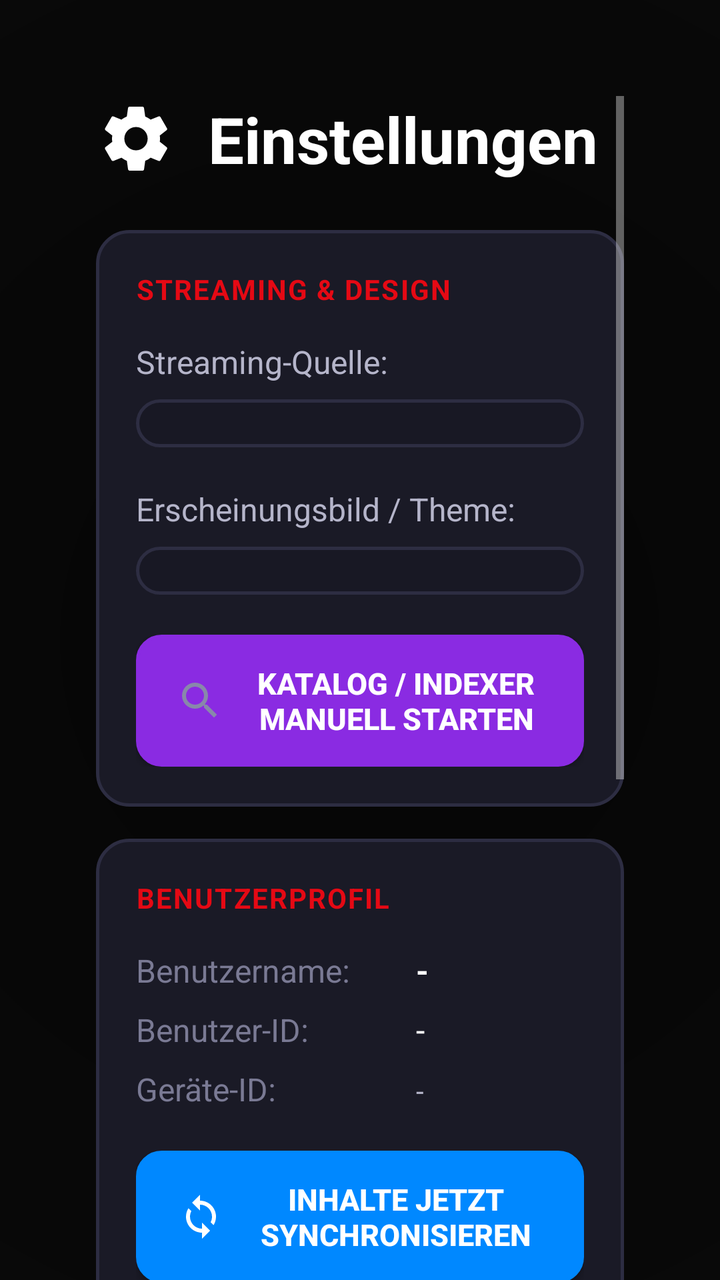
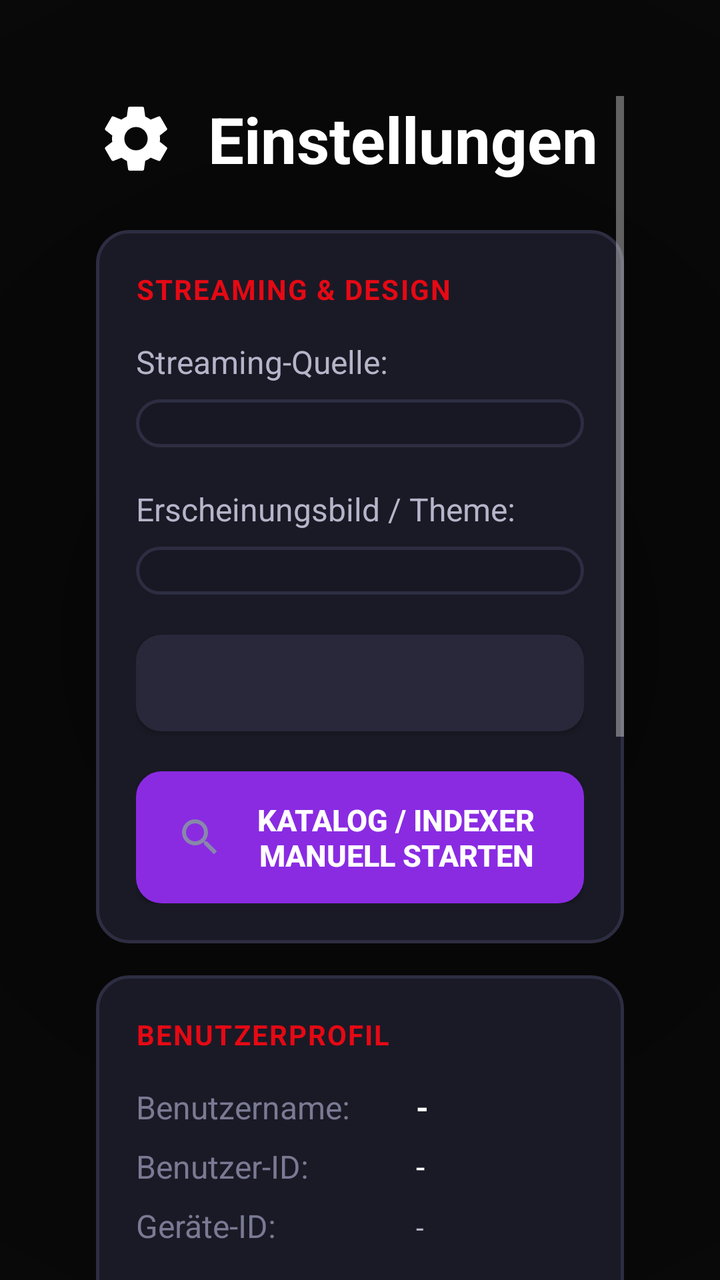

Before-and-after screenshots of an Android layout around one commit, followed by the original layout XML and the change that was made.
<!-- AndroidManifest.xml: application theme AppTheme -->
<!-- res/layout/activity_settings.xml -->
<?xml version="1.0" encoding="utf-8"?>
<ScrollView xmlns:android="http://schemas.android.com/apk/res/android"
    xmlns:app="http://schemas.android.com/apk/res-auto"
    android:layout_width="match_parent"
    android:layout_height="match_parent"
    android:fillViewport="true"
    android:clipToPadding="false"
    android:padding="@dimen/tv_margin_horizontal">

    <LinearLayout
        android:layout_width="match_parent"
        android:layout_height="wrap_content"
        android:orientation="vertical"
        android:maxWidth="800dp"
        android:layout_gravity="center_horizontal">

        <LinearLayout
            android:layout_width="match_parent"
            android:layout_height="wrap_content"
            android:orientation="horizontal"
            android:gravity="center_vertical"
            android:layout_marginBottom="24dp">

            <ImageView
                android:layout_width="40dp"
                android:layout_height="40dp"
                android:src="@drawable/ic_settings"
                app:tint="@color/text_primary"
                android:contentDescription="@string/settings_logo_desc" />

            <TextView
                android:layout_width="wrap_content"
                android:layout_height="wrap_content"
                android:text="@string/title_settings"
                android:textColor="@color/text_primary"
                android:textSize="32sp"
                android:textStyle="bold"
                android:layout_marginStart="16dp" />

        </LinearLayout>

        <LinearLayout
            android:layout_width="match_parent"
            android:layout_height="wrap_content"
            android:orientation="vertical">

            <LinearLayout
                android:layout_width="match_parent"
                android:layout_height="wrap_content"
                android:orientation="vertical"
                android:background="@drawable/bg_card_setting"
                android:padding="20dp"
                android:layout_marginBottom="16dp">

                <TextView
                    android:id="@+id/tv_header_streaming"
                    style="@style/CardGlassHeader"
                    android:layout_width="wrap_content"
                    android:layout_height="wrap_content"
                    android:text="STREAMING &amp; DESIGN"
                    android:layout_marginBottom="16dp" />

                <TextView
                    android:layout_width="wrap_content"
                    android:layout_height="wrap_content"
                    android:text="Streaming-Quelle:"
                    android:textColor="@color/text_secondary"
                    android:textSize="16sp"
                    android:layout_marginBottom="8dp" />

                <Spinner
                    android:id="@+id/spinner_source_settings"
                    android:layout_width="match_parent"
                    android:layout_height="wrap_content"
                    android:background="@drawable/bg_spinner_selector"
                    android:padding="12dp"
                    android:focusable="true"
                    android:clickable="true"
                    android:layout_marginBottom="20dp" />

                <TextView
                    android:layout_width="wrap_content"
                    android:layout_height="wrap_content"
                    android:text="Erscheinungsbild / Theme:"
                    android:textColor="@color/text_secondary"
                    android:textSize="16sp"
                    android:layout_marginBottom="8dp" />

                <Spinner
                    android:id="@+id/spinner_theme_settings"
                    android:layout_width="match_parent"
                    android:layout_height="wrap_content"
                    android:background="@drawable/bg_spinner_selector"
                    android:padding="12dp"
                    android:focusable="true"
                    android:clickable="true"
                    android:layout_marginBottom="20dp" />

                <LinearLayout
                    android:layout_width="match_parent"
                    android:layout_height="wrap_content"
                    android:orientation="horizontal"
                    android:gravity="center_vertical">

                    <Button
                        android:id="@+id/btn_trigger_indexer"
                        style="@style/TvButtonStyle"
                        android:layout_width="0dp"
                        android:layout_height="wrap_content"
                        android:layout_weight="1"
                        android:text="@string/btn_trigger_indexer"
                        android:textColor="@color/text_primary"
                        android:background="@drawable/bg_input_selector"
                        android:backgroundTint="@color/accent_purple"
                        android:drawableStart="@drawable/ic_search"
                        android:drawablePadding="12dp"
                        android:textSize="15sp" />

                    <ProgressBar
                        android:id="@+id/progress_indexer"
                        android:layout_width="24dp"
                        android:layout_height="24dp"
                        android:layout_marginStart="12dp"
                        android:visibility="gone"
                        android:indeterminateTint="@color/text_primary" />
                </LinearLayout>

                <TextView
                    android:id="@+id/tv_indexer_status"
                    android:layout_width="wrap_content"
                    android:layout_height="wrap_content"
                    android:textColor="@color/text_muted"
                    android:textSize="13sp"
                    android:layout_marginTop="8dp"
                    android:visibility="gone" />

            </LinearLayout>

            <LinearLayout
                android:layout_width="match_parent"
                android:layout_height="wrap_content"
                android:orientation="vertical"
                android:background="@drawable/bg_card_setting"
                android:padding="20dp"
                android:layout_marginBottom="16dp">

                <TextView
                    android:id="@+id/tv_header_profile"
                    style="@style/CardGlassHeader"
                    android:layout_width="wrap_content"
                    android:layout_height="wrap_content"
                    android:text="BENUTZERPROFIL"
                    android:layout_marginBottom="16dp" />

                <LinearLayout
                    android:layout_width="match_parent"
                    android:layout_height="wrap_content"
                    android:orientation="horizontal"
                    android:layout_marginBottom="8dp">

                    <TextView
                        android:layout_width="140dp"
                        android:layout_height="wrap_content"
                        android:text="Benutzername:"
                        android:textColor="@color/text_muted"
                        android:textSize="16sp" />

                    <TextView
                        android:id="@+id/tv_profile_username"
                        android:layout_width="wrap_content"
                        android:layout_height="wrap_content"
                        android:text="-"
                        android:textColor="@color/text_primary"
                        android:textSize="16sp"
                        android:textStyle="bold" />
                </LinearLayout>

                <LinearLayout
                    android:layout_width="match_parent"
                    android:layout_height="wrap_content"
                    android:orientation="horizontal"
                    android:layout_marginBottom="8dp">

                    <TextView
                        android:layout_width="140dp"
                        android:layout_height="wrap_content"
                        android:text="Benutzer-ID:"
                        android:textColor="@color/text_muted"
                        android:textSize="16sp" />

                    <TextView
                        android:id="@+id/tv_profile_user_id"
                        android:layout_width="wrap_content"
                        android:layout_height="wrap_content"
                        android:text="-"
                        android:textColor="@color/text_primary"
                        android:textSize="16sp" />
                </LinearLayout>

                <LinearLayout
                    android:layout_width="match_parent"
                    android:layout_height="wrap_content"
                    android:orientation="horizontal"
                    android:layout_marginBottom="12dp">

                    <TextView
                        android:layout_width="140dp"
                        android:layout_height="wrap_content"
                        android:text="Geräte-ID:"
                        android:textColor="@color/text_muted"
                        android:textSize="16sp" />

                    <TextView
                        android:id="@+id/tv_profile_device_id"
                        android:layout_width="wrap_content"
                        android:layout_height="wrap_content"
                        android:text="-"
                        android:textColor="@color/text_secondary"
                        android:textSize="14sp" />
                </LinearLayout>

                <LinearLayout
                    android:layout_width="match_parent"
                    android:layout_height="wrap_content"
                    android:orientation="horizontal"
                    android:gravity="center_vertical"
                    android:layout_marginTop="8dp">

                    <Button
                        android:id="@+id/btn_sync_user_data"
                        style="@style/TvButtonStyle"
                        android:layout_width="0dp"
                        android:layout_height="wrap_content"
                        android:layout_weight="1"
                        android:text="@string/btn_sync_data"
                        android:textColor="@color/text_primary"
                        android:background="@drawable/bg_input_selector"
                        android:backgroundTint="@color/accent_blue"
                        android:drawableStart="@drawable/ic_sync"
                        android:drawablePadding="12dp"
                        android:textSize="15sp" />

                    <ProgressBar
                        android:id="@+id/progress_sync"
                        android:layout_width="24dp"
                        android:layout_height="24dp"
                        android:layout_marginStart="12dp"
                        android:visibility="gone"
                        android:indeterminateTint="@color/text_primary" />
                </LinearLayout>

                <TextView
                    android:id="@+id/tv_sync_status"
                    android:layout_width="wrap_content"
                    android:layout_height="wrap_content"
                    android:textColor="@color/text_muted"
                    android:textSize="13sp"
                    android:layout_marginTop="8dp"
                    android:visibility="gone" />

            </LinearLayout>

            <LinearLayout
                android:layout_width="match_parent"
                android:layout_height="wrap_content"
                android:orientation="vertical"
                android:background="@drawable/bg_card_setting"
                android:padding="20dp"
                android:layout_marginBottom="24dp">

                <TextView
                    android:id="@+id/tv_header_appinfo"
                    style="@style/CardGlassHeader"
                    android:layout_width="wrap_content"
                    android:layout_height="wrap_content"
                    android:text="APP INFORMATION &amp; KONTO"
                    android:layout_marginBottom="16dp" />

                <LinearLayout
                    android:layout_width="match_parent"
                    android:layout_height="wrap_content"
                    android:orientation="horizontal"
                    android:layout_marginBottom="8dp">

                    <TextView
                        android:layout_width="140dp"
                        android:layout_height="wrap_content"
                        android:text="Anwendung:"
                        android:textColor="@color/text_muted"
                        android:textSize="16sp" />

                    <TextView
                        android:layout_width="wrap_content"
                        android:layout_height="wrap_content"
                        android:text="Bljadflix Fire TV"
                        android:textColor="@color/text_primary"
                        android:textSize="16sp" />
                </LinearLayout>

                <LinearLayout
                    android:layout_width="match_parent"
                    android:layout_height="wrap_content"
                    android:orientation="horizontal"
                    android:layout_marginBottom="20dp">

                    <TextView
                        android:layout_width="140dp"
                        android:layout_height="wrap_content"
                        android:text="Version:"
                        android:textColor="@color/text_muted"
                        android:textSize="16sp" />

                    <TextView
                        android:id="@+id/tv_app_version"
                        android:layout_width="wrap_content"
                        android:layout_height="wrap_content"
                        android:text="v1.0"
                        android:textColor="@color/text_primary"
                        android:textSize="16sp" />
                </LinearLayout>

                <Button
                    android:id="@+id/btn_clear_cache"
                    style="@style/TvButtonStyle"
                    android:layout_width="match_parent"
                    android:layout_height="wrap_content"
                    android:text="@string/btn_clear_cache"
                    android:textColor="@color/text_primary"
                    android:background="@drawable/bg_input_selector"
                    android:backgroundTint="#333348"
                    android:drawableStart="@drawable/ic_trash"
                    android:drawablePadding="12dp"
                    android:textSize="16sp"
                    android:layout_marginBottom="12dp" />

                <Button
                    android:id="@+id/btn_logout"
                    style="@style/TvButtonStyle"
                    android:layout_width="match_parent"
                    android:layout_height="wrap_content"
                    android:text="@string/btn_logout"
                    android:textColor="@color/text_primary"
                    android:background="@drawable/bg_input_selector"
                    android:backgroundTint="@color/primary"
                    android:drawableStart="@drawable/ic_logout"
                    android:drawablePadding="12dp"
                    android:textSize="18sp" />

            </LinearLayout>

        </LinearLayout>

    </LinearLayout>

</ScrollView>
<!-- resources referenced by this layout -->
<resources>
  <color name="accent_blue">#0088FF</color>
  <color name="accent_purple">#8A2BE2</color>
  <color name="primary">#E50914</color>
  <color name="text_muted">#7A7A94</color>
  <color name="text_primary">#FFFFFF</color>
  <color name="text_secondary">#B5B5CA</color>
  <dimen name="tv_margin_horizontal">48dp</dimen>
  <!-- drawable bg_card_setting (drawable) -->
  <?xml version="1.0" encoding="utf-8"?>
  <shape xmlns:android="http://schemas.android.com/apk/res/android"
      android:shape="rectangle">
      <solid android:color="#1A1A26" />
      <corners android:radius="16dp" />
      <stroke android:width="1.5dp" android:color="#2D2D42" />
  </shape>
  <!-- drawable ic_logout (drawable) -->
  <vector xmlns:android="http://schemas.android.com/apk/res/android"
      android:width="24dp"
      android:height="24dp"
      android:viewportWidth="24"
      android:viewportHeight="24">
      <path
          android:fillColor="#FFFFFF"
          android:pathData="M17,7l-1.41,1.41L18.17,11H8v2h10.17l-2.58,2.58L17,17l5,-5zM4,5h8V3H4c-1.1,0 -2,0.9 -2,2v14c0,1.1 0.9,2 2,2h8v-2H4V5z"/>
  </vector>
  <!-- drawable ic_search (drawable) -->
  <vector xmlns:android="http://schemas.android.com/apk/res/android"
      android:width="24dp"
      android:height="24dp"
      android:viewportWidth="24"
      android:viewportHeight="24">
      <path
          android:fillColor="#8888AA"
          android:pathData="M15.5,14h-0.79l-0.28,-0.27A6.471,6.471 0,0 0,16,9.5A6.5,6.5 0,1 0,9.5,16c1.61,0 3.09,-0.59 4.23,-1.57l0.27,0.28v0.79l5,4.99L20.49,19l-4.99,-5zM9.5,14C7.01,14 5,11.99 5,9.5S7.01,5 9.5,5 14,7.01 14,9.5 11.99,14 9.5,14z"/>
  </vector>
  <!-- drawable ic_trash (drawable) -->
  <vector xmlns:android="http://schemas.android.com/apk/res/android"
      android:width="24dp"
      android:height="24dp"
      android:viewportWidth="24"
      android:viewportHeight="24">
      <path
          android:fillColor="#FFFFFF"
          android:pathData="M6,19c0,1.1 0.9,2 2,2h8c1.1,0 2,-0.9 2,-2V7H6v12zM19,4h-3.5l-1,-1h-5l-1,1H5v2h14V4z"/>
  </vector>
  <string name="btn_clear_cache">Cache &amp; App-Daten leeren</string>
  <string name="btn_logout">Abmelden</string>
  <string name="btn_sync_data">Inhalte jetzt synchronisieren</string>
  <string name="btn_trigger_indexer">Katalog / Indexer manuell starten</string>
  <string name="settings_logo_desc">Einstellungen Logo</string>
  <string name="title_settings">Einstellungen</string>
  <style name="CardGlassHeader">
          <item name="android:textSize">14sp</item>
          <item name="android:textColor">@color/primary</item>
          <item name="android:textStyle">bold</item>
          <item name="android:letterSpacing">0.05</item>
      </style>
  <style name="TvButtonStyle">
          <item name="android:textSize">18sp</item>
          <item name="android:textStyle">bold</item>
          <item name="android:textColor">@color/text_primary</item>
          <item name="android:paddingHorizontal">20dp</item>
          <item name="android:paddingVertical">14dp</item>
          <item name="android:focusable">true</item>
          <item name="android:clickable">true</item>
      </style>
  <style name="AppTheme" parent="Theme.AppCompat.NoActionBar">
          <item name="android:windowBackground">@drawable/bg_radial_dark</item>
          <item name="android:colorBackground">@color/background_dark</item>
          <item name="android:windowActivityTransitions">true</item>
      </style>
  <!-- drawable bg_radial_dark (drawable) -->
  <?xml version="1.0" encoding="utf-8"?>
  <shape xmlns:android="http://schemas.android.com/apk/res/android"
      android:shape="rectangle">
      <gradient
          android:angle="90"
          android:endColor="#111111"
          android:startColor="#050505"
          android:type="radial"
          android:gradientRadius="1200dp" />
  </shape>
  <color name="background_dark">#0A0A10</color>
  <!-- unchanged entries left out for length: 4 -->
</resources>

<!-- the commit's change to res/layout/activity_settings.xml (unified diff, before → after) -->
@@ -96,6 +96,17 @@
                     android:clickable="true"
                     android:layout_marginBottom="20dp" />
 
+                <Button
+                    android:id="@+id/btn_toggle_intro"
+                    style="@style/TvButtonStyle"
+                    android:layout_width="match_parent"
+                    android:layout_height="wrap_content"
+                    android:layout_marginBottom="20dp"
+                    android:background="@drawable/bg_input_selector"
+                    android:backgroundTint="@color/button_secondary"
+                    android:gravity="start|center_vertical"
+                    android:textSize="15sp" />
+
                 <LinearLayout
                     android:layout_width="match_parent"
                     android:layout_height="wrap_content"
<!-- resource entries referenced after the edit -->
@@ -2,6 +2,7 @@
 <resources>
   <color name="accent_blue">#0088FF</color>
   <color name="accent_purple">#8A2BE2</color>
+  <color name="button_secondary">#28283A</color>
   <color name="primary">#E50914</color>
   <color name="text_muted">#7A7A94</color>
   <color name="text_primary">#FFFFFF</color>
